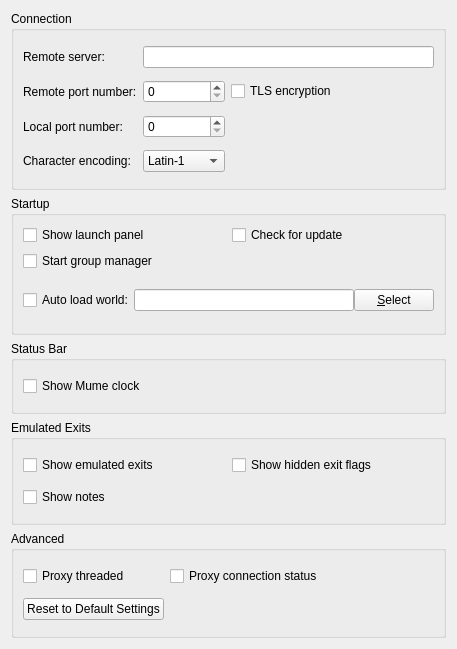
MUME/MMapper, file src/preferences/generalpage.ui: the form before one commit.
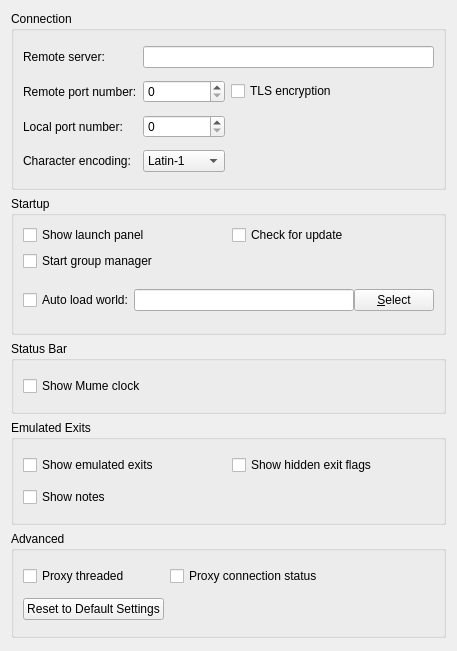
The form after the commit.

Commit message: Fix tab order

```diff
--- a/src/preferences/generalpage.ui
+++ b/src/preferences/generalpage.ui
@@ -7,7 +7,7 @@
     <x>0</x>
     <y>0</y>
     <width>453</width>
-    <height>645</height>
+    <height>651</height>
    </rect>
   </property>
   <property name="windowTitle">
```
Left out of the diff: 8 changed lines with no effect on the pictures.
